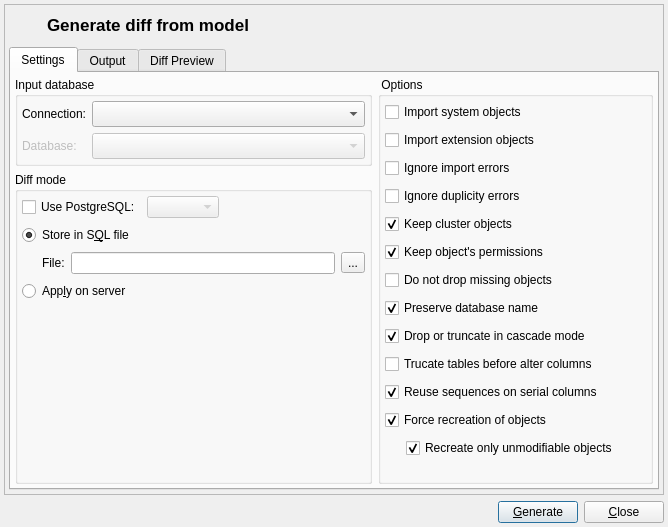
First picture: the form in libpgmodeler_ui/ui/modeldatabasediffform.ui, repository pgmodeler/pgmodeler, before the edit.
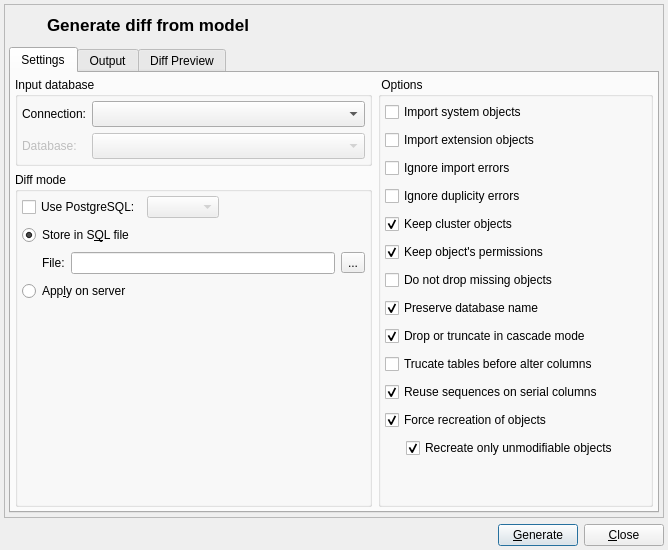
Second picture: the form after the edit. Icons and pictures are not drawn.

Patch:
```diff
--- a/libpgmodeler_ui/ui/modeldatabasediffform.ui
+++ b/libpgmodeler_ui/ui/modeldatabasediffform.ui
@@ -10,7 +10,7 @@
     <x>0</x>
     <y>0</y>
     <width>668</width>
-    <height>527</height>
+    <height>550</height>
    </rect>
   </property>
   <property name="sizePolicy">
@@ -22,7 +22,7 @@
   <property name="minimumSize">
    <size>
     <width>620</width>
-    <height>480</height>
+    <height>550</height>
    </size>
   </property>
   <property name="maximumSize">
```
